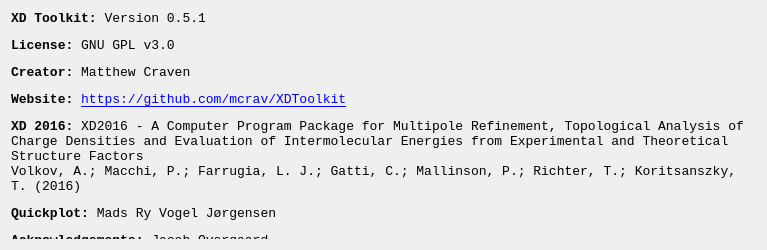
First picture: the form in src/about.ui, repository mcrav/XDToolkit, before the edit.
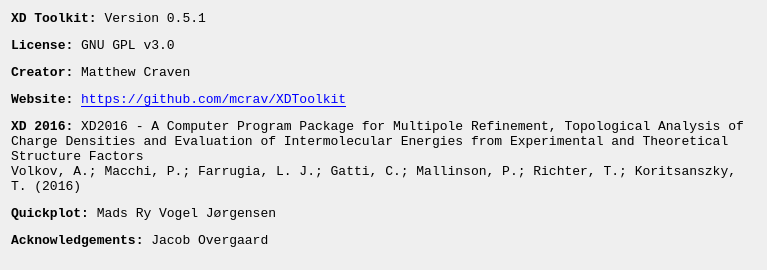
Second picture: the form after the edit. Icons and pictures are not drawn.

What changed in the file:
```diff
--- a/src/about.ui
+++ b/src/about.ui
@@ -10,7 +10,7 @@
     <x>0</x>
     <y>0</y>
     <width>767</width>
-    <height>250</height>
+    <height>270</height>
    </rect>
   </property>
   <property name="font">
```
